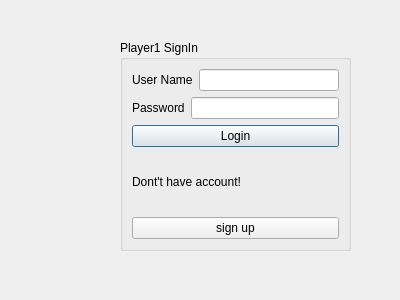
This is tictactoev/signin.ui in Jolinejo/Advanced-Tic-Tac-Toe as Qt 5 draws it before an edit. The edited form follows.
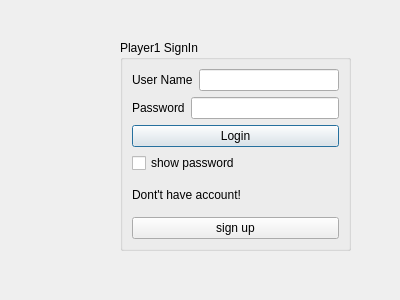
This is the edited form.

What changed in the file:
```diff
--- a/tictactoev/signin.ui
+++ b/tictactoev/signin.ui
@@ -69,6 +69,13 @@
       </property>
      </widget>
     </item>
+    <item>
+     <widget class="QCheckBox" name="checkBox_showpassword">
+      <property name="text">
+       <string>show password</string>
+      </property>
+     </widget>
+    </item>
     <item>
      <widget class="QLabel" name="label_3">
       <property name="text">
```
